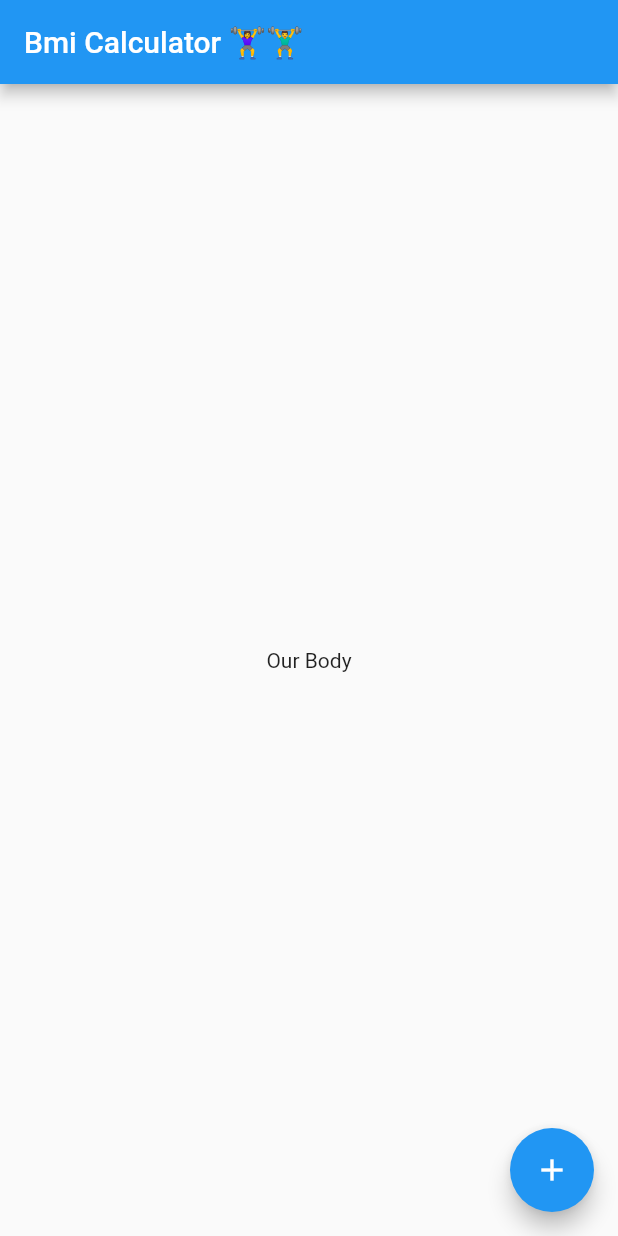
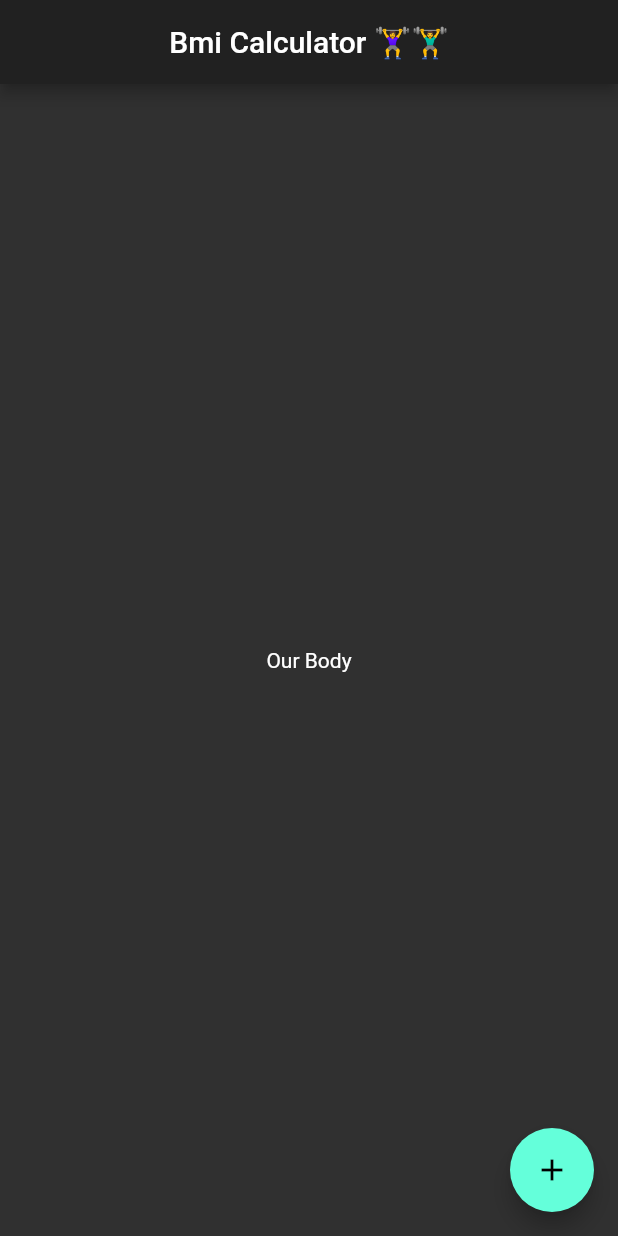
Before and after one commit to Eventyret/flutter-bmi-calc, a Flutter app: the screen it shows after launch, on a phone screen of 412 x 824 dp. Run offline on Flutter 3.47's test engine with Material 2 defaults, Android fonts, the phone set to English and light mode, and no system bars.

Commit message:
Centered the AppBar

```diff
--- a/lib/main.dart
+++ b/lib/main.dart
@@ -6,6 +6,7 @@ class BMICalculator extends StatelessWidget {
   @override
   Widget build(BuildContext context) {
     return MaterialApp(
+      theme: ThemeData.dark(),
       home: InputPage(),
     );
   }
@@ -21,7 +22,7 @@ class _InputPageState extends State<InputPage> {
   Widget build(BuildContext context) {
     return Scaffold(
       appBar: AppBar(
-        title: Text('Bmi Calculator 🏋️‍♀️🏋️‍♂️'),
+        title: Center(child: Text('Bmi Calculator 🏋️‍♀️🏋️‍♂️')),
       ),
       body: Center(
         child: Text('Our Body'),
```
